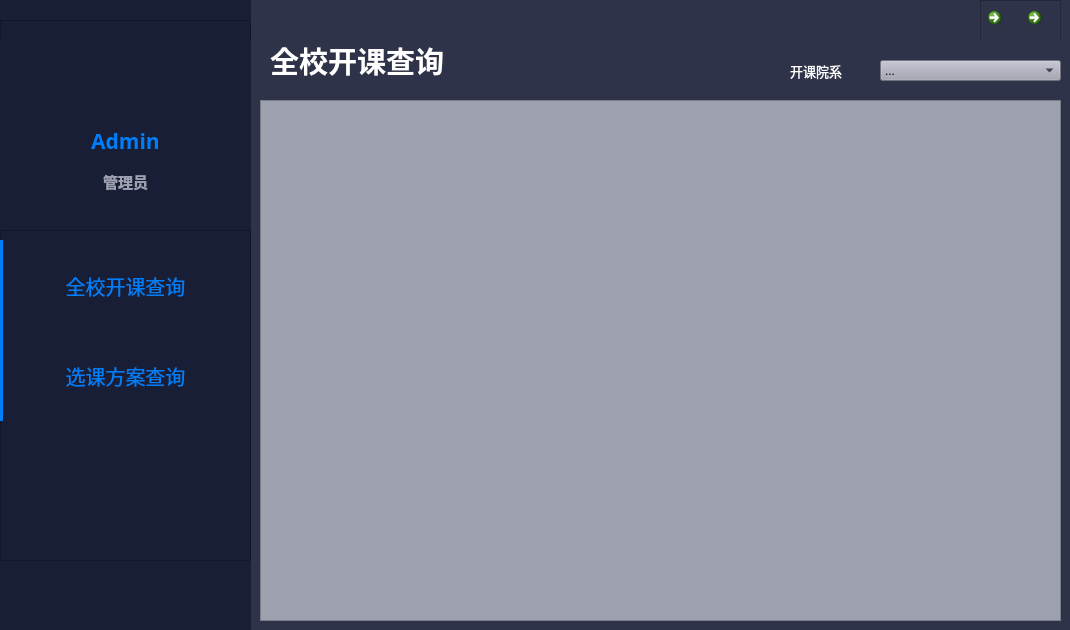
This is mainwindow.ui in Voltline/Wisdom-Academic-Affairs as Qt 5 draws it before an edit. The edited form follows.
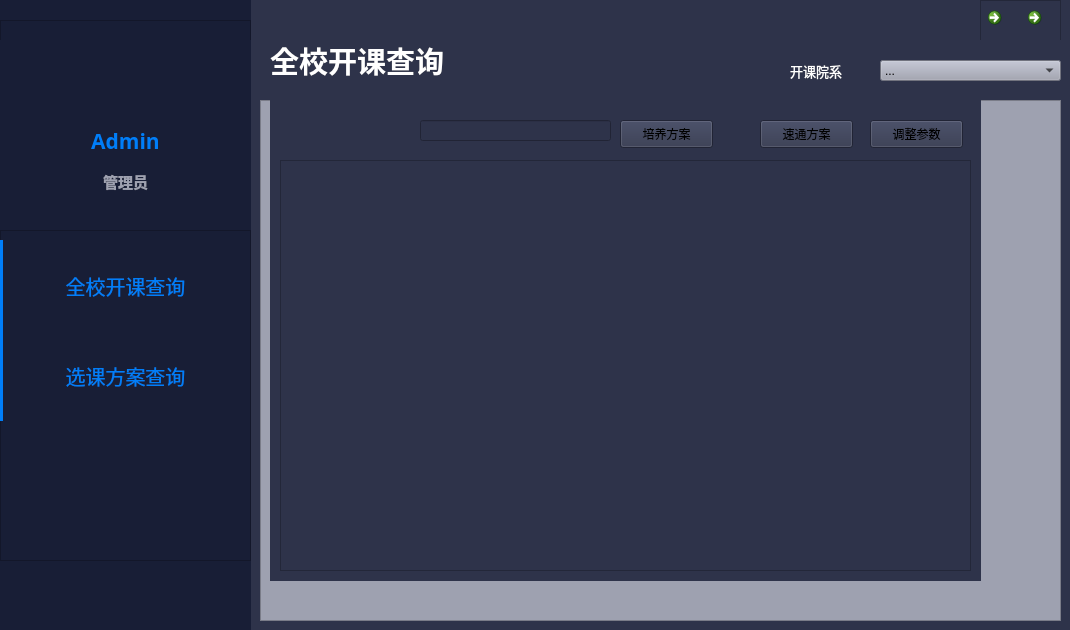
This is the edited form. Icons and pictures are not drawn.

```diff
--- a/mainwindow.ui
+++ b/mainwindow.ui
@@ -546,33 +546,62 @@
      <property name="geometry">
       <rect>
        <x>10</x>
-       <y>10</y>
+       <y>60</y>
        <width>691</width>
-       <height>461</height>
+       <height>411</height>
       </rect>
      </property>
     </widget>
-    <widget class="QLabel" name="label_3">
+    <widget class="QLineEdit" name="lineEdit">
      <property name="geometry">
       <rect>
-       <x>240</x>
-       <y>210</y>
-       <width>181</width>
-       <height>51</height>
+       <x>150</x>
+       <y>20</y>
+       <width>191</width>
+       <height>21</height>
       </rect>
      </property>
-     <property name="styleSheet">
-      <string notr="true">color: rgb(255, 255, 255);</string>
+    </widget>
+    <widget class="QPushButton" name="pushButton_sov1">
+     <property name="geometry">
+      <rect>
+       <x>350</x>
+       <y>20</y>
+       <width>93</width>
+       <height>28</height>
+      </rect>
      </property>
      <property name="text">
-      <string>Plan</string>
+      <string>培养方案</string>
+     </property>
+    </widget>
+    <widget class="QPushButton" name="pushButton_sov2">
+     <property name="geometry">
+      <rect>
+       <x>490</x>
+       <y>20</y>
+       <width>93</width>
+       <height>28</height>
+      </rect>
+     </property>
+     <property name="text">
+      <string>速通方案</string>
+     </property>
+    </widget>
+    <widget class="QPushButton" name="pushButton">
+     <property name="geometry">
+      <rect>
+       <x>600</x>
+       <y>20</y>
+       <width>93</width>
+       <height>28</height>
+      </rect>
+     </property>
+     <property name="text">
+      <string>调整参数</string>
      </property>
     </widget>
    </widget>
-   <zorder>Left</zorder>
-   <zorder>frame</zorder>
-   <zorder>Plan</zorder>
-   <zorder>ClassTable</zorder>
   </widget>
  </widget>
  <resources>
```
